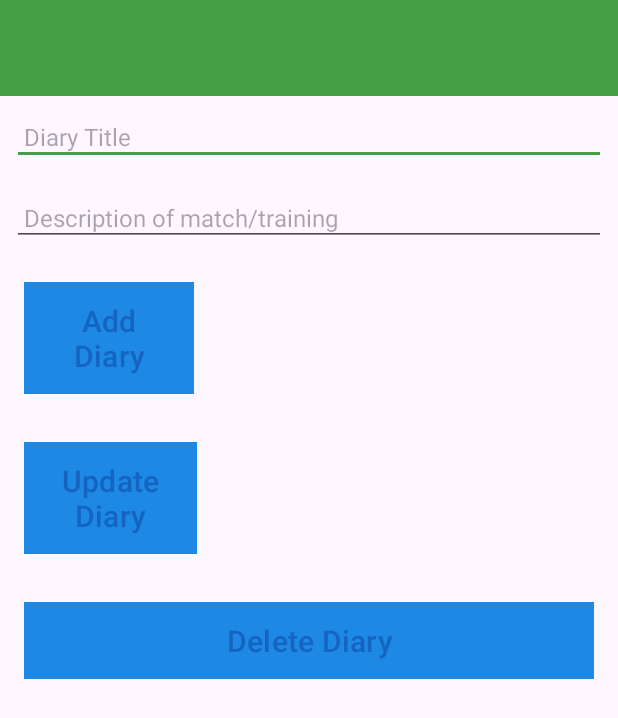
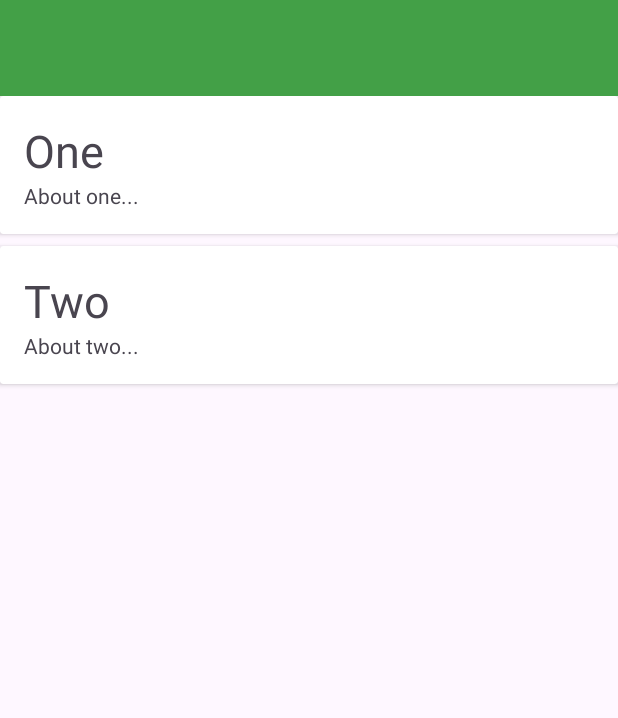
Before and after one commit to FinnBennett02/MobileAppSportsDiary, an Android app: the screen it shows after launch (DiaryActivity before the commit, DiaryListActivity after it), on a phone screen of 412 x 824 dp. Shown: the top 718 px of the screen. Run offline under Robolectric (Android 15) with nearby library versions, the phone set to English and light mode, and no system bars; our stand-ins replace Timber.

Commit message:
Added Listview of all Diary entries

```diff
--- a/app/src/main/AndroidManifest.xml
+++ b/app/src/main/AndroidManifest.xml
@@ -3,6 +3,7 @@
     xmlns:tools="http://schemas.android.com/tools">
 
     <application
+        android:name=".main.MainApp"
         android:allowBackup="true"
         android:dataExtractionRules="@xml/data_extraction_rules"
         android:fullBackupContent="@xml/backup_rules"
@@ -11,15 +12,19 @@
         android:roundIcon="@mipmap/ic_launcher_round"
         android:supportsRtl="true"
         android:theme="@style/Theme.NewAssignment">
-        <activity
-            android:name=".activities.DiaryActivity"
+        <activity android:name=".activities.DiaryListActivity"
             android:exported="true">
             <intent-filter>
                 <action android:name="android.intent.action.MAIN" />
-
                 <category android:name="android.intent.category.LAUNCHER" />
             </intent-filter>
+
+            <meta-data android:name="android.app.lib_name"
+                android:value="" />
+        </activity>
+        <activity android:name=".activities.DiaryActivity">
+            <meta-data android:name="android.app.lib_name"
+                android:value="" />
         </activity>
     </application>
-
 </manifest>
--- a/app/src/main/java/com/example/newassignment/activities/DiaryActivity.kt
+++ b/app/src/main/java/com/example/newassignment/activities/DiaryActivity.kt
@@ -22,8 +22,6 @@ class DiaryActivity : AppCompatActivity() {
         binding = ActivityDiaryBinding.inflate(layoutInflater)
         setContentView(binding.root)
 
-        Timber.Forest.plant(Timber.DebugTree())
-        Timber.Forest.i("Diary Activity started..")
 
 
         binding.btnDelete.setOnClickListener() {
--- /dev/null
+++ b/app/src/main/java/com/example/newassignment/activities/DiaryListActivity.kt
@@ -0,0 +1,61 @@
+package com.example.newassignment.activities
+
+import android.os.Bundle
+import android.view.LayoutInflater
+import android.view.ViewGroup
+import androidx.appcompat.app.AppCompatActivity
+import androidx.recyclerview.widget.LinearLayoutManager
+import androidx.recyclerview.widget.RecyclerView
+import com.example.newassignment.R
+import com.example.newassignment.databinding.ActivityDiaryListBinding
+import com.example.newassignment.databinding.CardDiaryBinding
+import com.example.newassignment.main.MainApp
+import com.example.newassignment.models.DiaryModel
+
+class DiaryListActivity : AppCompatActivity() {
+
+    lateinit var app: MainApp
+    private lateinit var binding: ActivityDiaryListBinding
+
+    override fun onCreate(savedInstanceState: Bundle?) {
+        super.onCreate(savedInstanceState)
+        binding = ActivityDiaryListBinding.inflate(layoutInflater)
+        setContentView(binding.root)
+
+
+        app = application as MainApp
+
+        val layoutManager = LinearLayoutManager(this)
+        binding.recyclerView.layoutManager = layoutManager
+        binding.recyclerView.adapter = DiaryAdapter(app.diaries)
+
+
+    }
+
+}
+
+class DiaryAdapter constructor(private var diaries: List<DiaryModel>) :
+                            RecyclerView.Adapter<DiaryAdapter.MainHolder>(){
+
+    override fun onCreateViewHolder(parent: ViewGroup, viewType: Int): MainHolder {
+        val binding = CardDiaryBinding
+            .inflate(LayoutInflater.from(parent.context), parent, false)
+
+        return MainHolder(binding)
+    }
+
+    override fun onBindViewHolder(holder: MainHolder, position: Int) {
+        val diary = diaries[holder.adapterPosition]
+        holder.bind(diary)
+    }
+    override fun getItemCount(): Int = diaries.size
+
+    class MainHolder(private val binding : CardDiaryBinding) :
+        RecyclerView.ViewHolder(binding.root) {
+
+        fun bind(placemark: DiaryModel) {
+            binding.placemarkTitle.text = placemark.title
+            binding.description.text = placemark.description
+        }
+    }
+}
--- /dev/null
+++ b/app/src/main/java/com/example/newassignment/main/MainApp.kt
@@ -0,0 +1,20 @@
+package com.example.newassignment.main
+
+import android.app.Application
+import com.example.newassignment.models.DiaryModel
+import timber.log.Timber
+import timber.log.Timber.Forest.i
+
+
+class MainApp : Application() {
+
+    val diaries = mutableListOf<DiaryModel>()
+    override fun onCreate() {
+        super.onCreate()
+        Timber.plant(Timber.DebugTree())
+        i("Placemark started")
+        diaries.add(DiaryModel("One", "About one..."))
+        diaries.add(DiaryModel("Two", "About two..."))
+
+    }
+}
--- /dev/null
+++ b/app/src/main/res/layout/activity_diary_list.xml
@@ -0,0 +1,33 @@
+<?xml version="1.0" encoding="utf-8"?>
+<androidx.coordinatorlayout.widget.CoordinatorLayout
+    xmlns:android="http://schemas.android.com/apk/res/android"
+    xmlns:app="http://schemas.android.com/apk/res-auto"
+    xmlns:tools="http://schemas.android.com/tools"
+    android:layout_width="match_parent"
+    android:layout_height="match_parent"
+    tools:context="com.example.newassignment.activities.DiaryListActivity">
+
+    <com.google.android.material.appbar.AppBarLayout
+        android:layout_width="match_parent"
+        android:layout_height="wrap_content"
+        android:background="@color/colorAccent"
+        android:fitsSystemWindows="true"
+        app:elevation="0dip"
+        app:theme="@style/ThemeOverlay.AppCompat.Dark.ActionBar">
+
+        <androidx.appcompat.widget.Toolbar
+            android:id="@+id/toolbar"
+            android:layout_width="match_parent"
+            android:layout_height="wrap_content"
+            app:titleTextColor="@color/colorPrimary" />
+    </com.google.android.material.appbar.AppBarLayout>
+
+
+    <androidx.recyclerview.widget.RecyclerView
+        android:id="@+id/recyclerView"
+        android:layout_width="match_parent"
+        android:layout_height="match_parent"
+        android:scrollbars="vertical"
+        app:layout_behavior="@string/appbar_scrolling_view_behavior" />
+
+</androidx.coordinatorlayout.widget.CoordinatorLayout>
--- /dev/null
+++ b/app/src/main/res/layout/card_diary.xml
@@ -0,0 +1,31 @@
+<?xml version="1.0" encoding="utf-8"?>
+<androidx.cardview.widget.CardView
+    xmlns:android="http://schemas.android.com/apk/res/android"
+    xmlns:tools="http://schemas.android.com/tools"
+    android:layout_width="match_parent"
+    android:layout_height="wrap_content"
+    android:layout_marginBottom="8dp"
+    android:elevation="24dp">
+
+    <RelativeLayout
+        android:layout_width="match_parent"
+        android:layout_height="wrap_content"
+        android:padding="16dp">
+
+        <TextView
+            android:id="@+id/placemarkTitle"
+            android:layout_width="wrap_content"
+            android:layout_height="wrap_content"
+            android:layout_alignParentTop="true"
+            android:textSize="30sp"
+            tools:text="A Title" />
+
+        <TextView
+            android:id="@+id/description"
+            android:layout_width="wrap_content"
+            android:layout_height="wrap_content"
+            android:layout_below="@id/placemarkTitle"
+            tools:text="A Description" />
+
+    </RelativeLayout>
+</androidx.cardview.widget.CardView>
--- a/app/src/main/res/values/strings.xml
+++ b/app/src/main/res/values/strings.xml
@@ -9,7 +9,4 @@
     <string name="hint_diaryDescription">Description of match/training </string>
 
 
-
-
-
 </resources>
```
